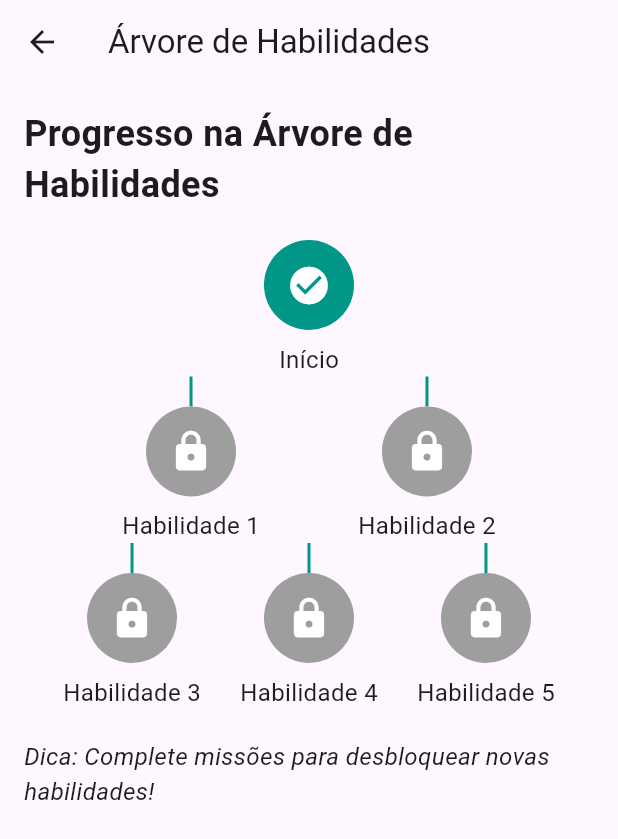
After one commit to Herick-Emanuel/LifeLevelUp, a Flutter app: the ProfileScreen screen opened directly, after a tap on "Árvore de Habilidades", on a phone screen of 412 x 824 dp. The commit adds this screen. Shown: the top 839 px of the screen. Run offline on Flutter 3.47's test engine with Material 3 defaults, Android fonts, the light colour scheme and no system bars; our stand-ins replace flutter_colorpicker, flutter_local_notifications, flutter_secure_storage, shared_preferences, syncfusion_flutter_charts, timezone; accounts and stored records are empty; network calls fail.

Commit message:
feat: página de perfil atualizada com a página de habilidades aonde será possivel eventualmente desbloquearmos funcionalidades

```diff
--- a/front-flutter/lib/screens/profile_screen.dart
+++ b/front-flutter/lib/screens/profile_screen.dart
@@ -2,6 +2,7 @@ import 'package:flutter/material.dart';
 import '../models/user.dart';
 import '../models/customization_item.dart';
 import '../services/api_service.dart';
+import '../skill_tree_page.dart';
 import 'customization_screen.dart';
 import 'journal_screen.dart';
 
@@ -75,8 +76,7 @@ class _ProfileScreenState extends State<ProfileScreen> {
                 label: Text(item.name),
                 avatar: Icon(
                   Icons.circle,
-                  color:
-                      Colors.blue, // Cor de exemplo para representar os itens
+                  color: Colors.blue,
                 ),
               );
             }).toList(),
@@ -101,7 +101,7 @@ class _ProfileScreenState extends State<ProfileScreen> {
                     crossAxisAlignment: CrossAxisAlignment.center,
                     children: [
                       const SizedBox(height: 20),
-                      _buildAvatarSection(), // Adicionando o Avatar
+                      _buildAvatarSection(),
                       const SizedBox(height: 20),
                       Text(
                         _user!.name,
@@ -145,6 +145,17 @@ class _ProfileScreenState extends State<ProfileScreen> {
                           );
                         },
                       ),
+                      ListTile(
+                        leading: Icon(Icons.tram),
+                        title: Text('Árvore de Habilidades'),
+                        onTap: () {
+                          Navigator.push(
+                            context,
+                            MaterialPageRoute(
+                                builder: (context) => const SkillTreePage()),
+                          );
+                        },
+                      ),
                     ],
                   ),
                 ),
--- /dev/null
+++ b/front-flutter/lib/skill_tree_page.dart
@@ -0,0 +1,99 @@
+import 'package:flutter/material.dart';
+
+class SkillTreePage extends StatelessWidget {
+  const SkillTreePage({super.key});
+
+  @override
+  Widget build(BuildContext context) {
+    return Scaffold(
+      appBar: AppBar(
+        title: const Text('Árvore de Habilidades'),
+      ),
+      body: Padding(
+        padding: const EdgeInsets.all(16.0),
+        child: SingleChildScrollView(
+          child: Column(
+            children: [
+              const Text(
+                'Progresso na Árvore de Habilidades',
+                style: TextStyle(fontSize: 24, fontWeight: FontWeight.bold),
+              ),
+              const SizedBox(height: 20),
+              _buildSkillTree(),
+              const SizedBox(height: 20),
+              const Text(
+                'Dica: Complete missões para desbloquear novas habilidades!',
+                style: TextStyle(fontSize: 16, fontStyle: FontStyle.italic),
+              ),
+            ],
+          ),
+        ),
+      ),
+    );
+  }
+
+  Widget _buildSkillTree() {
+    List<bool> skillUnlocked = [true, false, false, false, false, false];
+
+    return Column(
+      children: [
+        _buildSkillRow(
+          [skillUnlocked[0]],
+          ['Início'],
+          isRoot: true,
+        ),
+        _buildSkillRow(
+          [skillUnlocked[1], skillUnlocked[2]],
+          ['Habilidade 1', 'Habilidade 2'],
+        ),
+        _buildSkillRow(
+          [skillUnlocked[3], skillUnlocked[4], skillUnlocked[5]],
+          ['Habilidade 3', 'Habilidade 4', 'Habilidade 5'],
+        ),
+      ],
+    );
+  }
+
+  Widget _buildSkillRow(List<bool> unlocked, List<String> labels,
+      {bool isRoot = false}) {
+    return Row(
+      mainAxisAlignment: MainAxisAlignment.spaceEvenly,
+      children: List.generate(labels.length, (index) {
+        return Column(
+          children: [
+            if (!isRoot) _buildConnectionLine(),
+            _buildSkillNode(unlocked[index], labels[index]),
+          ],
+        );
+      }),
+    );
+  }
+
+  Widget _buildSkillNode(bool unlocked, String label) {
+    return Column(
+      children: [
+        CircleAvatar(
+          radius: 30,
+          backgroundColor: unlocked ? Colors.teal : Colors.grey,
+          child: Icon(
+            unlocked ? Icons.check_circle : Icons.lock,
+            color: Colors.white,
+            size: 30,
+          ),
+        ),
+        const SizedBox(height: 8),
+        Text(label, style: const TextStyle(fontSize: 16)),
+      ],
+    );
+  }
+
+  Widget _buildConnectionLine() {
+    return SizedBox(
+      height: 20,
+      child: VerticalDivider(
+        color: Colors.teal,
+        thickness: 2,
+      ),
+    );
+  }
+}
```
Also changed, not shown: 1 other file.
